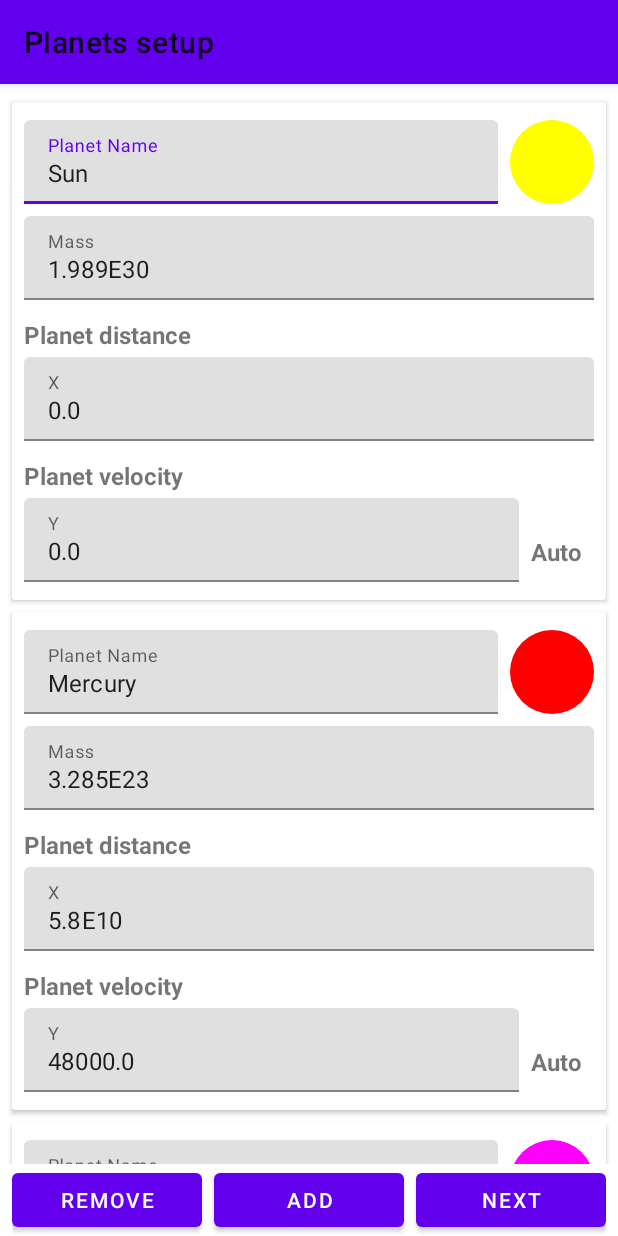
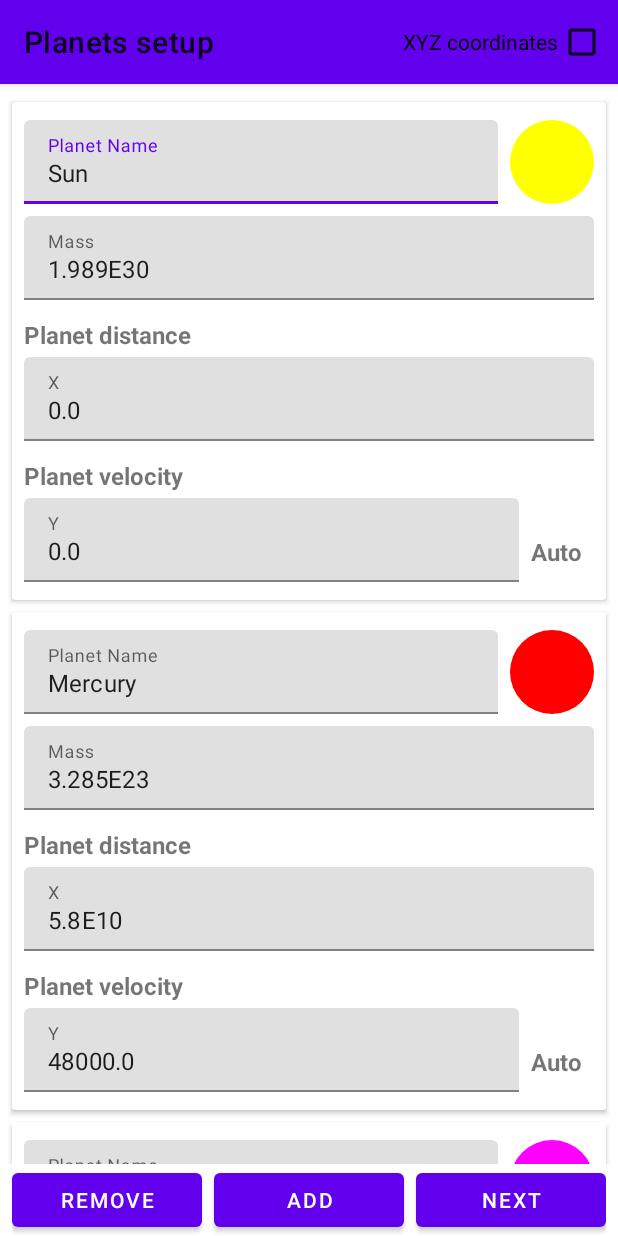
Before and after one commit to DortanMors/math-modelling-android, an Android app: the screen it shows after launch (MainActivity), on a phone screen of 412 x 824 dp. Run offline under Robolectric (Android 15) with nearby library versions, the phone set to English and light mode, and no system bars.

Commit message:
ability to set x, z velocity components

```diff
--- a/app/src/main/java/com/ssau/sunsystem/Defaults.kt
+++ b/app/src/main/java/com/ssau/sunsystem/Defaults.kt
@@ -7,6 +7,7 @@ import com.ssau.sunsystem.ui.screen.planets.CustomizedPlanet
 import com.ssau.sunsystemlib.method.Euler
 
 object Defaults {
+    const val isXyzCoordinates: Boolean = false
     const val ARROW_WIDTH: Float = 2f
     const val ARROW_HEAD_LENGTH: Float = 4f
     const val ARROW_LENGTH: Float = 15f
--- a/app/src/main/java/com/ssau/sunsystem/ui/screen/planets/PlanetsAdapter.kt
+++ b/app/src/main/java/com/ssau/sunsystem/ui/screen/planets/PlanetsAdapter.kt
@@ -6,8 +6,10 @@ import android.view.LayoutInflater
 import android.view.View
 import android.view.ViewGroup
 import android.widget.ImageView
+import androidx.core.view.isVisible
 import androidx.recyclerview.widget.RecyclerView
 import com.google.android.material.textfield.TextInputEditText
+import com.ssau.sunsystem.Defaults
 import com.ssau.sunsystem.R
 import com.ssau.sunsystemlib.util.Vector3d
 
@@ -19,6 +21,7 @@ class PlanetsAdapter(
     private val planets: MutableList<CustomizedPlanet> = mutableListOf()
     private var onColorPickClick: ((position: Int) -> Unit)? = null
     private var onAutoVelocityCallback: ((position: Int, motherPlanet: CustomizedPlanet, planet: CustomizedPlanet) -> Unit)? = null
+    private var isXyzCoordinates = Defaults.isXyzCoordinates
 
     init {
         this.planets.addAll(planets)
@@ -73,6 +76,11 @@ class PlanetsAdapter(
     }
 
     override fun getItemCount(): Int = planets.size
+
+    fun setXyzVisible(checked: Boolean) {
+        isXyzCoordinates = checked
+        notifyItemRangeChanged(0, planets.size)
+    }
 
     inner class ViewHolder(view: View) : RecyclerView.ViewHolder(view) {
 
@@ -182,6 +190,8 @@ class PlanetsAdapter(
             itemView.findViewById<View>(R.id.calc_auto_velocity).setOnClickListener {
                 onAutoVelocityCallback?.invoke(position, planets.first(), planets[position])
             }
+            itemView.findViewById<View>(R.id.til_x_velocity_layout).isVisible = isXyzCoordinates
+            itemView.findViewById<View>(R.id.til_z_velocity_layout).isVisible = isXyzCoordinates
         }
 
         inner class EditTextListener(
--- a/app/src/main/java/com/ssau/sunsystem/ui/screen/planets/PlanetsSetupFragment.kt
+++ b/app/src/main/java/com/ssau/sunsystem/ui/screen/planets/PlanetsSetupFragment.kt
@@ -1,7 +1,11 @@
 package com.ssau.sunsystem.ui.screen.planets
 
 import android.os.Bundle
+import android.view.Menu
+import android.view.MenuInflater
 import android.view.View
+import android.widget.CheckBox
+import android.widget.CheckedTextView
 import androidx.fragment.app.Fragment
 import androidx.fragment.app.activityViewModels
 import androidx.lifecycle.lifecycleScope
@@ -19,6 +23,8 @@ class PlanetsSetupFragment : Fragment(R.layout.fragment_planets) {
 
     private val viewModel by activityViewModels<MainViewModel>()
 
+    private lateinit var adapter: PlanetsAdapter
+
     override fun onStart() {
         super.onStart()
         activity?.setTitle(R.string.planets_setup)
@@ -26,7 +32,7 @@ class PlanetsSetupFragment : Fragment(R.layout.fragment_planets) {
 
     override fun onViewCreated(view: View, savedInstanceState: Bundle?) {
         super.onViewCreated(view, savedInstanceState)
-        val adapter = PlanetsAdapter(
+        adapter = PlanetsAdapter(
             planets = viewModel.customizedPlanets.takeIf { it.isNotEmpty() }
                 ?: Defaults.getPlanetsUi(requireContext())
         ) { planets ->
@@ -63,6 +69,18 @@ class PlanetsSetupFragment : Fragment(R.layout.fragment_planets) {
         view.findViewById<View>(R.id.remove).setOnClickListener {
             adapter.deletePlanet(adapter.getPlanets().size - 1)
         }
+        setHasOptionsMenu(true)
+    }
+
+    override fun onCreateOptionsMenu(menu: Menu, inflater: MenuInflater) {
+        inflater.inflate(R.menu.menu_planets, menu)
+        (menu.findItem(R.id.toggle_xyz_coordinates).actionView as CheckBox).run {
+            isChecked = Defaults.isXyzCoordinates
+            setOnClickListener { checkView, ->
+                adapter.setXyzVisible((checkView as CheckBox).isChecked)
+            }
+            super.onCreateOptionsMenu(menu, inflater)
+        }
     }
 
     companion object {
--- a/app/src/main/res/layout/item_planet.xml
+++ b/app/src/main/res/layout/item_planet.xml
@@ -144,6 +144,7 @@
             android:orientation="horizontal" >
 
             <com.google.android.material.textfield.TextInputLayout
+                android:id="@+id/til_x_velocity_layout"
                 android:layout_weight="1"
                 android:layout_width="0dp"
                 android:layout_height="wrap_content"
@@ -173,6 +174,7 @@
             </com.google.android.material.textfield.TextInputLayout>
 
             <com.google.android.material.textfield.TextInputLayout
+                android:id="@+id/til_z_velocity_layout"
                 android:layout_weight="1"
                 android:layout_width="0dp"
                 android:layout_height="wrap_content"
--- /dev/null
+++ b/app/src/main/res/layout/view_xyz_coordinates.xml
@@ -0,0 +1,11 @@
+<?xml version="1.0" encoding="utf-8"?>
+<CheckBox
+    xmlns:android="http://schemas.android.com/apk/res/android"
+    android:layout_width="wrap_content"
+    android:layout_height="wrap_content"
+    android:padding="8dp"
+    android:button="@null"
+    android:drawableEnd="?android:attr/listChoiceIndicatorMultiple"
+    android:gravity="center_vertical"
+    android:text="@string/menu_all_coordinates"
+    />
--- /dev/null
+++ b/app/src/main/res/menu/menu_planets.xml
@@ -0,0 +1,15 @@
+<?xml version="1.0" encoding="utf-8"?>
+<menu xmlns:android="http://schemas.android.com/apk/res/android"
+    xmlns:app="http://schemas.android.com/apk/res-auto"
+    xmlns:tools="http://schemas.android.com/tools"
+    tools:context="com.magenta.mc.client.android.ui.fragment.details.ui.order.group.GroupOrderDetailsFragment">
+
+    <item
+        android:id="@+id/toggle_xyz_coordinates"
+        app:actionLayout="@layout/view_xyz_coordinates"
+        android:checkable="true"
+        app:showAsAction="always"
+        android:title="@string/menu_all_coordinates"
+        />
+
+</menu>
--- a/app/src/main/res/values/strings.xml
+++ b/app/src/main/res/values/strings.xml
@@ -65,4 +65,6 @@
     <string name="mercury">Mercury</string>
     <string name="venus">Venus</string>
     <string name="earth">Earth</string>
+
+    <string name="menu_all_coordinates">XYZ coordinates</string>
 </resources>
```
Also changed, not shown: 1 other file.
